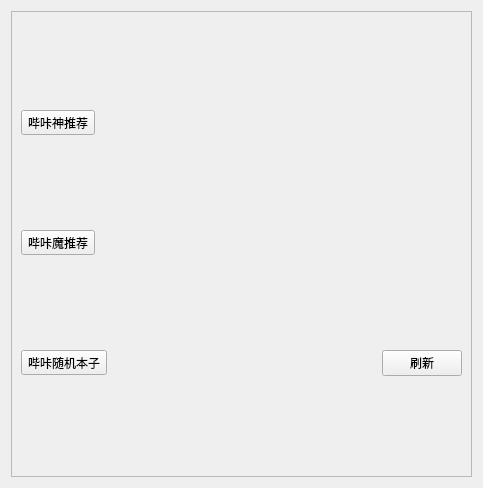
Above: ui/index.ui from tonquer/picacg-qt before the change. Below: the same form after it.
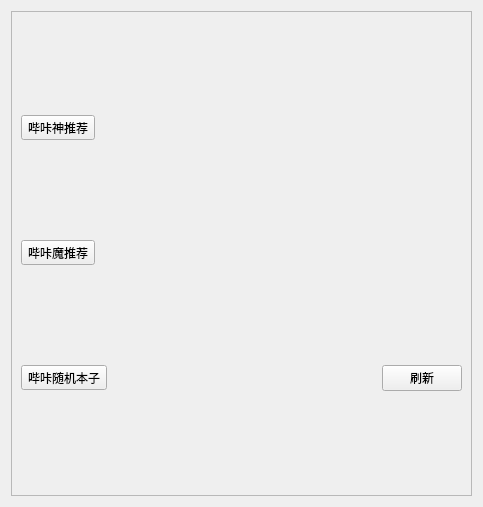
That is the form after the change.

```diff
--- a/ui/index.ui
+++ b/ui/index.ui
@@ -7,7 +7,7 @@
     <x>0</x>
     <y>0</y>
     <width>483</width>
-    <height>488</height>
+    <height>507</height>
    </rect>
   </property>
   <property name="windowTitle">
@@ -25,7 +25,7 @@
         <x>0</x>
         <y>0</y>
         <width>463</width>
-        <height>468</height>
+        <height>487</height>
        </rect>
       </property>
       <layout class="QGridLayout" name="gridLayout">
```
Left out of the diff: 3 changed lines with no effect on the pictures.
